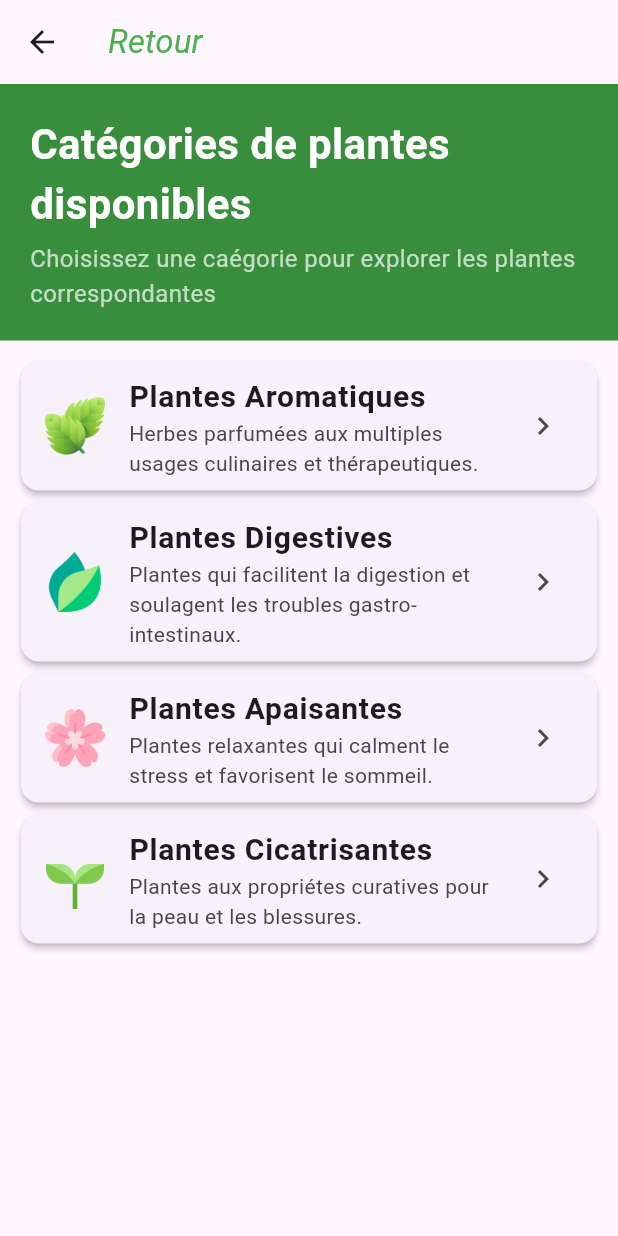
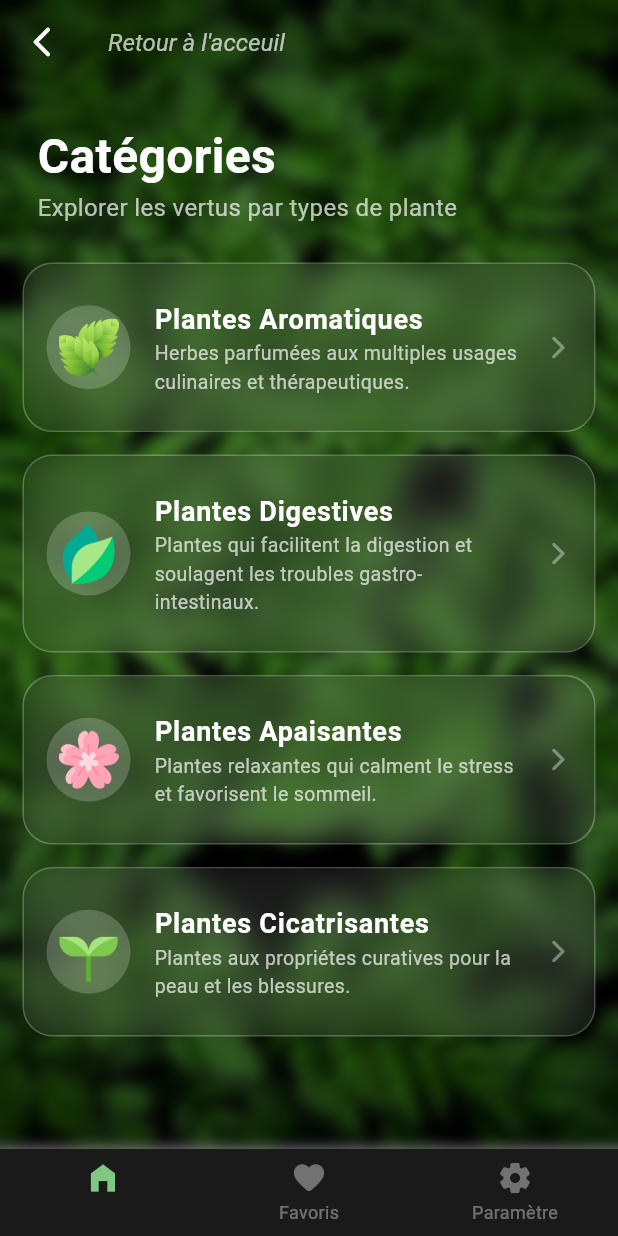
Before and after one commit to ktapsoba14-byte/application-mobile, a Flutter app: the Categorie screen opened directly, on a phone screen of 412 x 824 dp. Run offline on Flutter 3.47's test engine with Material 3 defaults, Android fonts, the phone set to English and light mode, and no system bars.

Commit message:
Recorrection de la page categorie avec l'ajout de accueil, favoris et paramatre

```diff
--- a/lib/pages/categorie.dart
+++ b/lib/pages/categorie.dart
@@ -1,3 +1,5 @@
+import 'dart:ui';
+
 import 'package:application_mobile/pages/categorie/apaisante.dart';
 import 'package:application_mobile/pages/categorie/aromatique.dart';
 import 'package:application_mobile/pages/categorie/cicatrisante.dart';
@@ -12,6 +14,8 @@ class Categorie extends StatefulWidget {
 }
 
 class _CategorieState extends State<Categorie> {
+  int _selectedIndex = 0;
+  final Set<int> _favorisIndices = {};
   final categories = [
     {
       "titre": "Plantes Aromatiques",
@@ -46,37 +50,56 @@ class _CategorieState extends State<Categorie> {
   @override
   Widget build(BuildContext context) {
     return Scaffold(
+      extendBodyBehindAppBar: true,
       appBar: AppBar(
+        backgroundColor: Colors.transparent,
+        elevation: 0,
+        leading: IconButton(
+            onPressed: () => Navigator.pop(context),
+            icon: const Icon(
+              Icons.arrow_back_ios_new_rounded,
+              color: Colors.white,
+            )),
         title: const Text(
-          'Retour',
+          'Retour à l\'acceuil',
           style: TextStyle(
-            color: Colors.green,
+            color: Colors.white70,
+            fontSize: 16,
             fontStyle: FontStyle.italic,
           ),
         ),
       ),
-      body: Column(
+      body: Stack(
         children: [
-          Container(
-            width: double.infinity,
-            padding: const EdgeInsets.all(20),
-            decoration: BoxDecoration(
-              color: Colors.green.shade700,
+          Positioned.fill(
+              child: Image.asset(
+            "assets/images/plante.jpeg",
+            fit: BoxFit.cover,
+          )),
+          Positioned.fill(
+            child: BackdropFilter(
+              filter: ImageFilter.blur(sigmaX: 5, sigmaY: 5),
+              child: Container(color: Colors.black.withOpacity(0.4)),
             ),
-            child: const Column(
+          ),
+          SafeArea(
+              child: Column(
             crossAxisAlignment: CrossAxisAlignment.start,
             children: [
+              Padding(
+                padding: const EdgeInsets.all(25.0),
+                child: Column(
+                  crossAxisAlignment: CrossAxisAlignment.start,
+                  children: const [
                     Text(
-                  "Catégories de plantes disponibles",
+                      "Catégories",
                       style: TextStyle(
                           color: Colors.white,
-                    fontSize: 28,
-                    fontWeight: FontWeight.bold,
+                          fontSize: 32,
+                          fontWeight: FontWeight.bold),
                     ),
-                ),
-                SizedBox(height: 5),
                     Text(
-                  "Choisissez une caégorie pour explorer les plantes correspondantes",
+                      "Explorer les vertus par types de plante",
                       style: TextStyle(color: Colors.white70, fontSize: 16),
                     )
                   ],
@@ -84,28 +107,57 @@ class _CategorieState extends State<Categorie> {
               ),
               Expanded(
                   child: ListView.builder(
-            padding: const EdgeInsets.all(10),
+                padding: const EdgeInsets.symmetric(horizontal: 15),
                 itemCount: categories.length,
                 itemBuilder: (context, index) {
-              final categorie = categories[index];
-              final titre = categorie['titre'];
-              final description = categorie['description'];
-              final icon = categorie['icon'];
-              final page = categorie['page'];
-              return Card(
-                elevation: 2,
+                  final cat = categories[index];
+                  final titre = cat['titre'];
+                  final description = cat['description'];
+                  final icon = cat['icon'];
+                  final page = cat['page'];
+                  return Container(
+                    margin: const EdgeInsets.only(bottom: 15),
+                    decoration: BoxDecoration(
+                      borderRadius: BorderRadius.circular(20),
+                      color: Colors.white.withOpacity(0.1),
+                      border: Border.all(
+                        color: Colors.white.withOpacity(0.2),
+                      ),
+                    ),
+                    child: ClipRRect(
+                      borderRadius: BorderRadius.circular(20),
+                      child: BackdropFilter(
+                        filter: ImageFilter.blur(sigmaX: 10, sigmaY: 10),
                         child: ListTile(
-                  leading: Image.asset(
+                          contentPadding: const EdgeInsets.all(15),
+                          leading: Container(
+                            padding: const EdgeInsets.all(8),
+                            decoration: BoxDecoration(
+                              color: Colors.white.withOpacity(0.2),
+                              shape: BoxShape.circle,
+                            ),
+                            child: Image.asset(
                               '$icon',
                               width: 40,
-                    height: 40,
+                            ),
                           ),
                           title: Text(
                             '$titre',
-                    style: TextStyle(fontWeight: FontWeight.bold, fontSize: 20),
+                            style: const TextStyle(
+                                color: Colors.white,
+                                fontWeight: FontWeight.bold,
+                                fontSize: 18),
                           ),
-                  subtitle: Text('$description'),
-                  trailing: const Icon(Icons.chevron_right),
+                          subtitle: Text(
+                            '$description',
+                            style: const TextStyle(
+                                color: Colors.white70, fontSize: 13),
+                          ),
+                          trailing: const Icon(
+                            Icons.arrow_forward_ios_rounded,
+                            color: Colors.white38,
+                            size: 18,
+                          ),
                           onTap: () {
                             Navigator.push(
                               context,
@@ -115,9 +167,29 @@ class _CategorieState extends State<Categorie> {
                             );
                           },
                         ),
+                      ),
+                    ),
                   );
                 },
               ))
+            ],
+          ))
+        ],
+      ),
+      bottomNavigationBar: BottomNavigationBar(
+        currentIndex: _selectedIndex,
+        onTap: (index) => setState(() => _selectedIndex = index),
+        backgroundColor: Color(0xFF1A1A1A),
+        selectedItemColor: Color(0xFF81C784),
+        unselectedItemColor: Colors.white38,
+        showSelectedLabels: false,
+        items: [
+          BottomNavigationBarItem(
+              icon: Icon(Icons.home_filled), label: "Accueil"),
+          BottomNavigationBarItem(
+              icon: Icon(Icons.favorite_rounded), label: "Favoris"),
+          BottomNavigationBarItem(
+              icon: Icon(Icons.settings_rounded), label: "Paramètre")
         ],
       ),
     );
--- a/pubspec.yaml
+++ b/pubspec.yaml
@@ -34,6 +34,7 @@ dependencies:
   # The following adds the Cupertino Icons font to your application.
   # Use with the CupertinoIcons class for iOS style icons.
   cupertino_icons: ^1.0.8
+  google_fonts: ^6.3.0
 
 dev_dependencies:
   flutter_test:
```
Also changed, not shown: pubspec.lock, 1 other file. Lines whose indentation alone changed are shown as unchanged.
